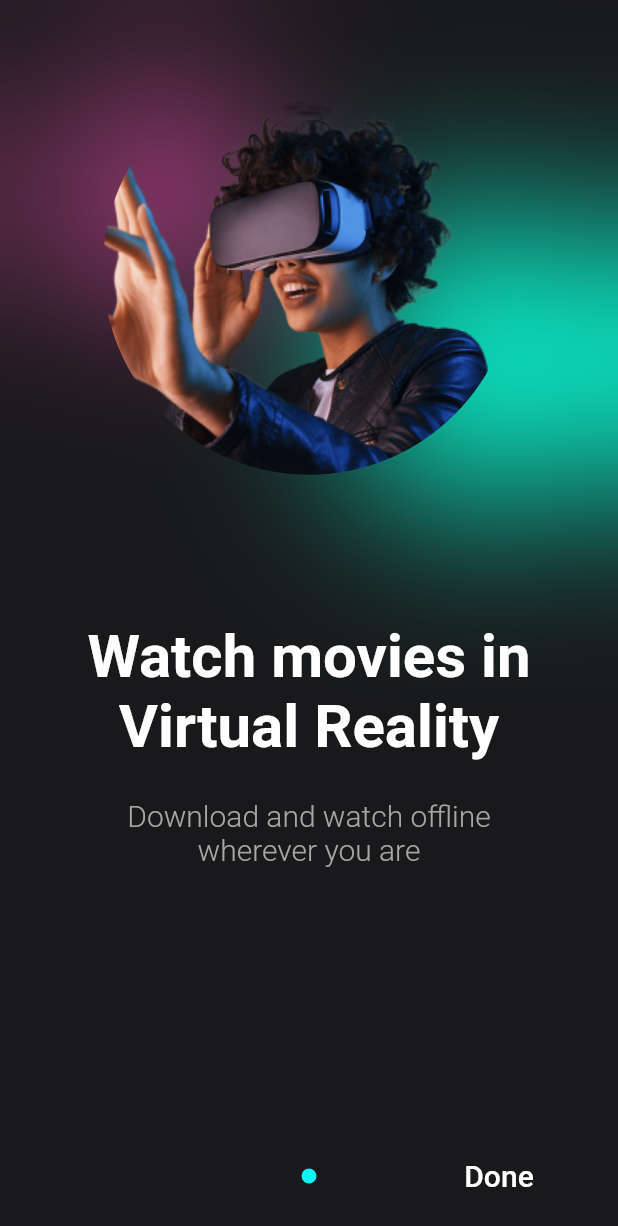
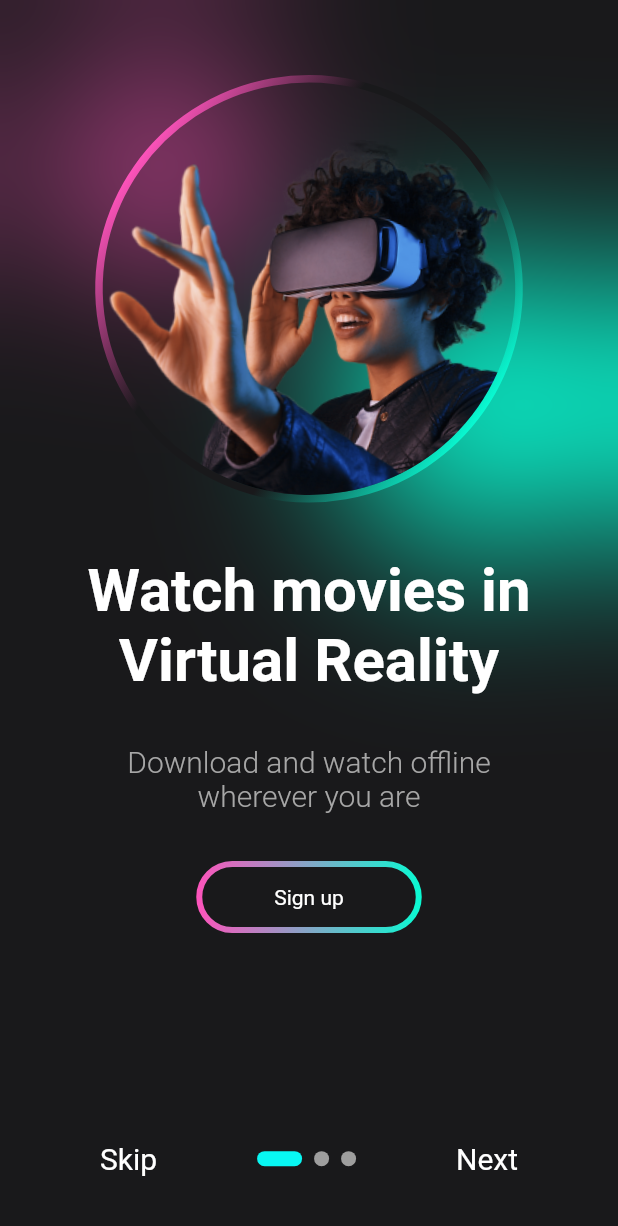
Before and after one commit to riqi3/StreamingApp, a Flutter app: the screen it shows after launch, on a phone screen of 412 x 824 dp. Shown: the top 1226 px of the screen. Run offline on Flutter 3.47's test engine with Material 2 defaults, Android fonts, the phone set to English and light mode, and no system bars; drawn by our look-alikes of introduction_screen, outline_gradient_button, smooth_page_indicator; our stand-ins replace gradient_borders.

Commit message:
updated intro screen: using pageview
removed introduction_screen dependency because of sizing issues

```diff
--- a/streaming_app/lib/constants.dart
+++ b/streaming_app/lib/constants.dart
@@ -16,11 +16,3 @@ const double defaultPadding = 32.0;
 
 const double titleSize = 32.0;
 const double subtitleSize = 16.0;
-
-final kGradientBoxDecoration = BoxDecoration(
-  gradient: LinearGradient(colors: [Colors.black, Colors.redAccent]),
-  border: Border.all(
-    color: Colors.green,
-  ),
-  borderRadius: BorderRadius.circular(32),
-);
--- /dev/null
+++ b/streaming_app/lib/elements/GreenBlur.dart
@@ -0,0 +1,32 @@
+import 'package:flutter/material.dart';
+
+import '../constants.dart';
+
+class GreenBlur extends StatelessWidget {
+  const GreenBlur({
+    super.key,
+  });
+
+  @override
+  Widget build(BuildContext context) {
+    return Padding(
+      padding: const EdgeInsets.only(
+        left: 230,
+        top: 120,
+      ),
+      child: Align(
+        alignment: AlignmentDirectional.center,
+        child: ClipRRect(
+          borderRadius: BorderRadius.circular(500.0),
+          child: Container(
+            width: 200,
+            height: 200,
+            decoration: BoxDecoration(
+              color: neonGreen,
+            ),
+          ),
+        ),
+      ),
+    );
+  }
+}
--- /dev/null
+++ b/streaming_app/lib/elements/PinkBlur.dart
@@ -0,0 +1,32 @@
+import 'package:flutter/material.dart';
+
+import '../constants.dart';
+
+class PinkBlur extends StatelessWidget {
+  const PinkBlur({
+    super.key,
+  });
+
+  @override
+  Widget build(BuildContext context) {
+    return Padding(
+      padding: const EdgeInsets.only(
+        right: 200,
+        bottom: 100,
+      ),
+      child: Align(
+        alignment: AlignmentDirectional.center,
+        child: ClipRRect(
+          borderRadius: BorderRadius.circular(500.0),
+          child: Container(
+            width: 120,
+            height: 120,
+            decoration: BoxDecoration(
+              color: neonPink,
+            ),
+          ),
+        ),
+      ),
+    );
+  }
+}
--- a/streaming_app/lib/pages/IntroScreen.dart
+++ b/streaming_app/lib/pages/IntroScreen.dart
@@ -1,21 +1,130 @@
-import 'dart:ui';
-
 import 'package:flutter/material.dart';
-import 'package:introduction_screen/introduction_screen.dart';
+import 'package:outline_gradient_button/outline_gradient_button.dart';
+import 'package:smooth_page_indicator/smooth_page_indicator.dart';
 import 'package:streaming_app/constants.dart';
 
-class IntroScreen extends StatelessWidget {
+import '../elements/GreenBlur.dart';
+import '../elements/PinkBlur.dart';
+import '../widgets/IntroImage.dart';
+
+class IntroScreen extends StatefulWidget {
   const IntroScreen({super.key});
+
+  @override
+  State<IntroScreen> createState() => _IntroScreenState();
+}
+
+class _IntroScreenState extends State<IntroScreen> {
+  PageController _controller = PageController();
+
+  bool _onLastPage = false;
 
   @override
   Widget build(BuildContext context) {
     return Scaffold(
-      body: IntroductionScreen(
-        globalBackgroundColor: bgColor,
-        scrollPhysics: BouncingScrollPhysics(),
-        pages: [
-          PageViewModel(
-            titleWidget: Padding(
+      body: Stack(
+        children: [
+          PageView(
+            controller: _controller,
+            onPageChanged: (index) {
+              setState(() {
+                _onLastPage = (index == 2);
+              });
+            },
+            children: [
+              Container(
+                color: bgColor,
+                child: Padding(
+                  padding: const EdgeInsets.only(top: shapeSizing/2),
+                  child: Column(
+                    children: [
+                      Stack(
+                        fit: StackFit.loose,
+                        children: [
+                          PinkBlur(),
+                          GreenBlur(),
+                          IntroImage(),
+                        ],
+                      ),
+                      Padding(
+                        padding: const EdgeInsets.symmetric(
+                            horizontal: defaultPadding / 3),
+                        child: Column(
+                          children: [
+                            Padding(
+                              padding: const EdgeInsets.only(bottom: defaultPadding),
+                              child: Text(
+                                'Watch movies in Virtual Reality',
+                                textAlign: TextAlign.center,
+                                style: TextStyle(
+                                  color: white,
+                                  fontSize: titleSize + 8,
+                                  fontWeight: FontWeight.bold,
+                                ),
+                              ),
+                            ),
+                            Padding(
+                              padding: const EdgeInsets.symmetric(horizontal:defaultPadding),
+                              child: Text(
+                                'Download and watch offline wherever you are',
+                                textAlign: TextAlign.center,
+                                style: TextStyle(
+                                    color: grey,
+                                    fontSize: subtitleSize + 4,
+                                    fontWeight: FontWeight.w300),
+                              ),
+                            ),
+                            Padding(
+                              padding: const EdgeInsets.symmetric(vertical:defaultPadding),
+                              child: OutlineGradientButton(
+                                onTap: () {
+                                  print('object');
+                                },
+                                child: Text(
+                                  'Sign up',
+                                  textAlign: TextAlign.center,
+                                  style: TextStyle(
+                                    color: white,
+                                  ),
+                                ),
+                                gradient: LinearGradient(
+                                  colors: [neonPink, neonGreen],
+                                ),
+                                strokeWidth: 4,
+                                padding: EdgeInsets.symmetric(
+                                    vertical: 12,
+                                    horizontal: defaultPadding + 16),
+                                radius: Radius.circular(25),
+                              ),
+                            ),
+                          ],
+                        ),
+                      ),
+                    ],
+                  ),
+                ),
+              ),
+              Container(
+                color: bgColor,
+                child: Padding(
+                  padding: const EdgeInsets.only(
+                    left: defaultPadding,
+                    right: defaultPadding,
+                  ),
+                  child: Text(
+                    'Watch movies in Virtual Realsity',
+                    textAlign: TextAlign.center,
+                    style: TextStyle(
+                      color: white,
+                      fontSize: titleSize + 8,
+                      fontWeight: FontWeight.bold,
+                    ),
+                  ),
+                ),
+              ),
+              Container(
+                color: bgColor,
+                child: Padding(
                   padding: const EdgeInsets.only(
                     left: defaultPadding,
                     right: defaultPadding,
@@ -30,88 +139,59 @@ class IntroScreen extends StatelessWidget {
                     ),
                   ),
                 ),
-            body: 'Download and watch offline wherever you are',
-            decoration: PageDecoration(
-              bodyPadding: EdgeInsets.only(
-                left: defaultPadding,
-                right: defaultPadding,
               ),
-              bodyTextStyle: TextStyle(
-                  color: grey,
+            ],
+          ),
+          Container(
+            alignment: Alignment(0, .9),
+            child: Row(
+              mainAxisAlignment: MainAxisAlignment.spaceEvenly,
+              children: [
+                GestureDetector(
+                  onTap: () {
+                    _controller.jumpToPage(2);
+                  },
+                  child: Text(
+                    'Skip',
+                    style: TextStyle(
                       fontSize: subtitleSize + 4,
-                  fontWeight: FontWeight.w300),
-            ),
-            image: Stack(
-              fit: StackFit.loose,
-              children: [
-                Padding(
-                  padding: const EdgeInsets.only(
-                    right: 200,
-                    bottom: 100,
-                  ),
-                  child: Align(
-                    alignment: AlignmentDirectional.center,
-                    child: ClipRRect(
-                      borderRadius: BorderRadius.circular(500.0),
-                      child: Container(
-                        width: 120,
-                        height: 120,
-                        decoration: BoxDecoration(
-                          color: neonPink,
+                      color: white,
                     ),
                   ),
                 ),
+                SmoothPageIndicator(
+                  controller: _controller,
+                  count: 3,
+                  effect: ExpandingDotsEffect(
+                    activeDotColor: neonBlue,
+                    dotWidth: 10,
+                    dotHeight: 10,
                   ),
                 ),
-                Padding(
-                  padding: const EdgeInsets.only(
-                    left: 230,
-                    top: 120,
+                _onLastPage
+                    ? GestureDetector(
+                        onTap: () {
+                          Navigator.pushNamed(context, 'home');
+                        },
+                        child: Text(
+                          'Done',
+                          style: TextStyle(
+                              fontSize: subtitleSize + 4, color: white),
                         ),
-                  child: Align(
-                    alignment: AlignmentDirectional.center,
-                    child: ClipRRect(
-                      borderRadius: BorderRadius.circular(500.0),
-                      child: Container(
-                        width: 200,
-                        height: 200,
-                        decoration: BoxDecoration(
-                          color: neonGreen,
+                      )
+                    : GestureDetector(
+                        onTap: () {
+                          _controller.nextPage(
+                              duration: Duration(
+                                milliseconds: 500,
                               ),
-                      ),
-                    ),
-                  ),
-                ),
-                BackdropFilter(
-                  filter: ImageFilter.blur(
-                    sigmaX: 60.0,
-                    sigmaY: 60.0,
-                  ),
-                  child: Align(
-                    alignment: AlignmentDirectional.center,
-                    child: ClipRRect(
-                      borderRadius: BorderRadius.circular(500.0),
-                      child: Container(
-                        width: 275,
-                        height: 275,
-                        decoration: BoxDecoration(
-                          color: Colors.transparent,
-                        ),
-                        child: FittedBox(
-                          fit: BoxFit.cover,
-                          child: Padding(
-                            padding: const EdgeInsets.only(
-                              left: 30,
-                              top: 30,
-                            ),
-                            child: Image(
-                              image: AssetImage(
-                                'assets/images/others/image 81.png',
-                              ),
-                            ),
-                          ),
-                        ),
-                      ),
+                              curve: Curves.easeIn);
+                        },
+                        child: Text(
+                          'Next',
+                          style: TextStyle(
+                            fontSize: subtitleSize + 4,
+                            color: white,
                           ),
                         ),
                       ),
@@ -119,38 +199,6 @@ class IntroScreen extends StatelessWidget {
             ),
           ),
         ],
-        onDone: () {
-          Navigator.pushNamed(context, 'home');
-        },
-        onSkip: () {
-          Navigator.pushNamed(context, 'home');
-        },
-        showSkipButton: true,
-        done: Text(
-          'Done',
-          style: TextStyle(fontSize: subtitleSize + 4, color: white),
-        ),
-        next: Icon(
-          Icons.arrow_forward,
-          color: Colors.red,
-        ),
-        skip: Text(
-          'skip',
-          style: TextStyle(
-              fontWeight: FontWeight.bold,
-              fontSize: fontSize - 10,
-              color: Colors.white),
-        ),
-        dotsDecorator: DotsDecorator(
-          size: Size.square(shapeSizing / 10),
-          activeSize: Size(shapeSizing / 10, shapeSizing / 10),
-          color: grey,
-          activeColor: neonBlue,
-          spacing: EdgeInsets.symmetric(horizontal: 3),
-          activeShape: RoundedRectangleBorder(
-            borderRadius: BorderRadius.circular(shapeSizing / 2),
-          ),
-        ),
       ),
     );
   }
--- /dev/null
+++ b/streaming_app/lib/widgets/IntroImage.dart
@@ -0,0 +1,69 @@
+import 'dart:ui';
+
+import 'package:flutter/material.dart';
+import 'package:gradient_borders/box_borders/gradient_box_border.dart';
+import 'package:streaming_app/constants.dart';
+
+class IntroImage extends StatelessWidget {
+  const IntroImage({
+    super.key,
+  });
+
+  @override
+  Widget build(BuildContext context) {
+    return BackdropFilter(
+      filter: ImageFilter.blur(
+        sigmaX: 60.0,
+        sigmaY: 60.0,
+      ),
+      child: Align(
+        alignment: AlignmentDirectional.center,
+        child: RotationTransition(
+          turns: new AlwaysStoppedAnimation(35 / 360),
+          child: Container(
+            decoration: BoxDecoration(
+              border: GradientBoxBorder(
+                gradient: LinearGradient(colors: [
+                  neonPink,
+                  bgColor,
+                  bgColor,
+                  neonGreen,
+                ]),
+                width: 5,
+              ),
+              borderRadius: BorderRadius.circular(200),
+            ),
+            child: ClipRRect(
+              borderRadius: BorderRadius.circular(200.0),
+              child: Container(
+                width: 275,
+                height: 275,
+                decoration: BoxDecoration(
+                  color: Colors.transparent,
+                ),
+                child: FittedBox(
+                  fit: BoxFit.cover,
+                  child: Padding(
+                    padding: const EdgeInsets.only(
+                     left: 120,
+                     top: 10,
+                     bottom: 30,
+                    ),
+                    child: RotationTransition(
+                      turns: new AlwaysStoppedAnimation(330 / 360),
+                      child: Image(
+                        image: AssetImage(
+                          'assets/images/others/image 81.png',
+                        ),
+                      ),
+                    ),
+                  ),
+                ),
+              ),
+            ),
+          ),
+        ),
+      ),
+    );
+  }
+}
--- a/streaming_app/pubspec.yaml
+++ b/streaming_app/pubspec.yaml
@@ -35,9 +35,11 @@ dependencies:
   # The following adds the Cupertino Icons font to your application.
   # Use with the CupertinoIcons class for iOS style icons.
   cupertino_icons: ^1.0.2
-  introduction_screen: ^3.1.6
+  smooth_page_indicator: ^1.0.1
   flutter_rating_bar: ^4.0.1
   clippy_flutter: ^2.0.0-nullsafety.1
+  gradient_borders: ^1.0.0
+  outline_gradient_button: ^2.0.0+1
 
 dev_dependencies:
   flutter_test:
```
Also changed, not shown: streaming_app/pubspec.lock. Lines whose indentation alone changed are shown as unchanged.
